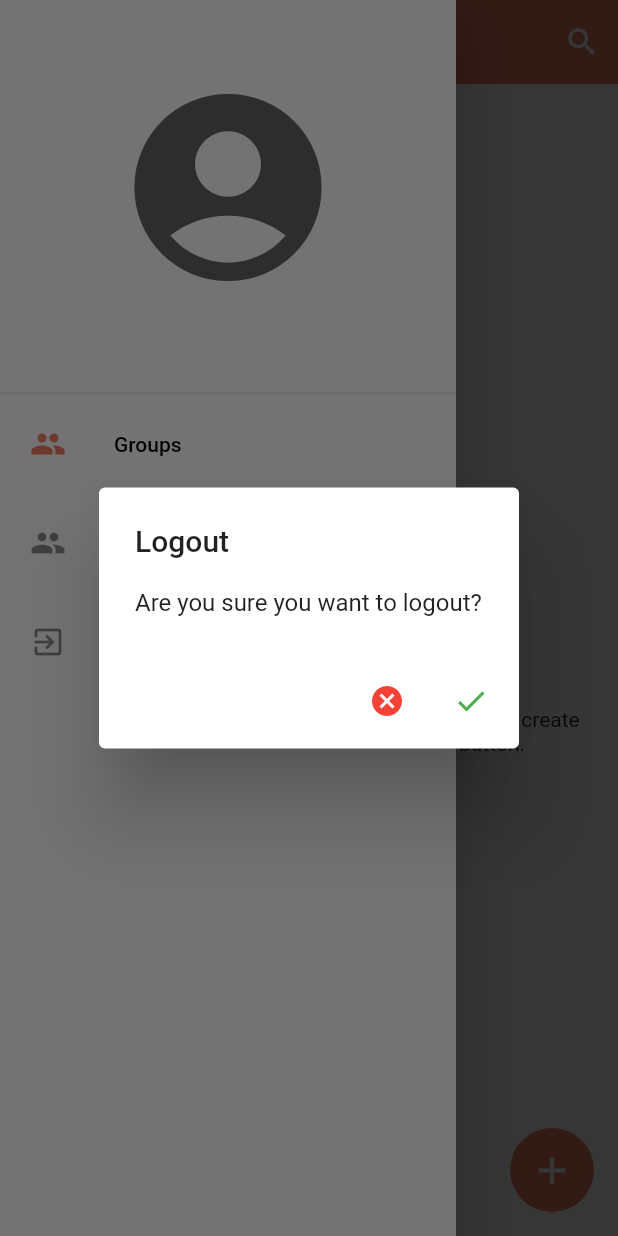
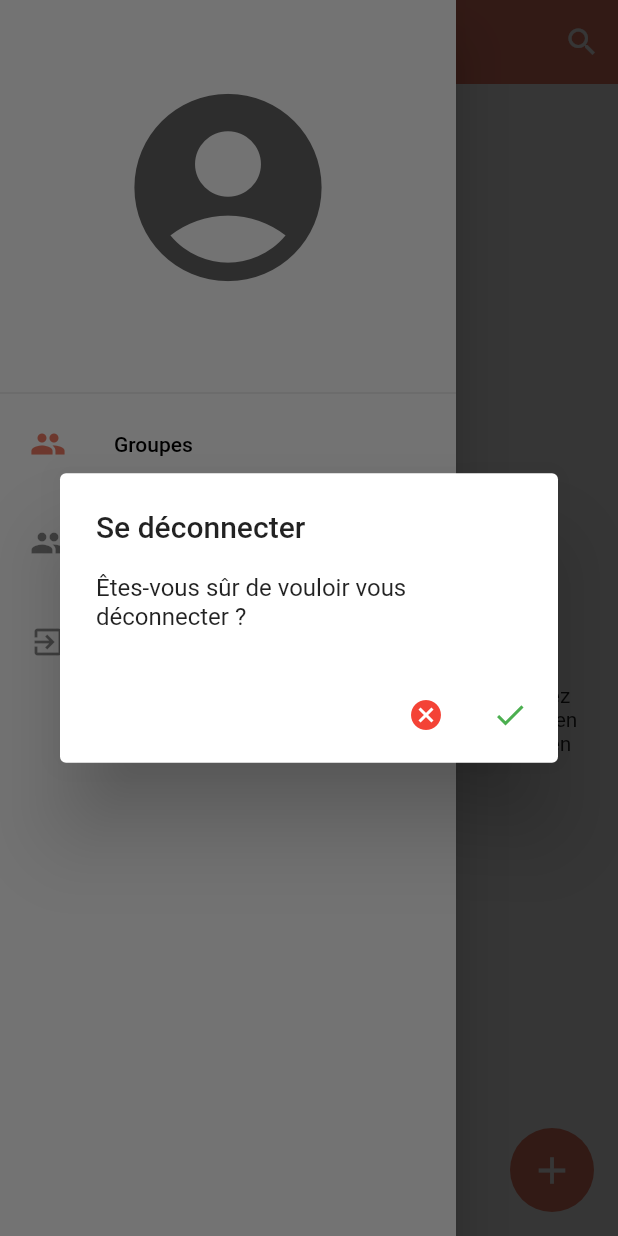
Before and after one commit to neoskurt/Groupie, a Flutter app: the HomePage screen opened directly, in the side drawer, after a tap on the "add circle" icon, on a phone screen of 412 x 824 dp. Run offline on Flutter 3.47's test engine with Material 2 defaults, Android fonts, the phone set to English and light mode, and no system bars; our stand-ins replace cloud_firestore, firebase_auth, firebase_core, shared_preferences; missing offline and left inert: cloud_firestore_web, firebase_auth_web, firebase_core_web, shared_preferences_web; accounts and stored records are empty.

Commit message:
hotfix:correction-de-bug

```diff
--- a/lib/pages/chat_page.dart
+++ b/lib/pages/chat_page.dart
@@ -83,7 +83,7 @@ class _ChatPageState extends State<ChatPage> {
                   controller: messageController,
                   style: const TextStyle(color: Colors.white),
                   decoration: const InputDecoration(
-                    hintText: "Send a message...",
+                    hintText: "Envoyer un message...",
                     hintStyle: TextStyle(color: Colors.white, fontSize: 16),
                     border: InputBorder.none,
                   ),
--- a/lib/pages/group_info.dart
+++ b/lib/pages/group_info.dart
@@ -52,7 +52,7 @@ class _GroupInfoState extends State<GroupInfo> {
         centerTitle: true,
         elevation: 0,
         backgroundColor: Theme.of(context).primaryColor,
-        title: const Text("Group Info"),
+        title: const Text("Informations du groupe"),
         actions: [
           IconButton(
               onPressed: () {
@@ -61,9 +61,9 @@ class _GroupInfoState extends State<GroupInfo> {
                     context: context,
                     builder: (context) {
                       return AlertDialog(
-                        title: const Text("Exit"),
+                        title: const Text("Quitter"),
                         content:
-                            const Text("Are you sure you exit the group? "),
+                            const Text("Êtes-vous sûr de vouloir quitter le groupe ?"),
                         actions: [
                           IconButton(
                             onPressed: () {
@@ -127,7 +127,7 @@ class _GroupInfoState extends State<GroupInfo> {
                     crossAxisAlignment: CrossAxisAlignment.start,
                     children: [
                       Text(
-                        "Group: ${widget.groupName}",
+                        "Groupe: ${widget.groupName}",
                         style: const TextStyle(fontWeight: FontWeight.w500),
                       ),
                       const SizedBox(
@@ -182,12 +182,12 @@ class _GroupInfoState extends State<GroupInfo> {
               );
             } else {
               return const Center(
-                child: Text("NO MEMBERS"),
+                child: Text("PAS DE MEMBRES"),
               );
             }
           } else {
             return const Center(
-              child: Text("NO MEMBERS"),
+              child: Text("PAS DE MEMBRES"),
             );
           }
         } else {
--- a/lib/pages/home_page.dart
+++ b/lib/pages/home_page.dart
@@ -77,7 +77,7 @@ class _HomePageState extends State<HomePage> {
         centerTitle: true,
         backgroundColor: Theme.of(context).primaryColor,
         title: const Text(
-          "Groups",
+          "Groupes",
           style: TextStyle(
               color: Colors.white, fontWeight: FontWeight.bold, fontSize: 27),
         ),
@@ -113,7 +113,7 @@ class _HomePageState extends State<HomePage> {
                 const EdgeInsets.symmetric(horizontal: 20, vertical: 5),
             leading: const Icon(Icons.group),
             title: const Text(
-              "Groups",
+              "Groupes",
               style: TextStyle(color: Colors.black),
             ),
           ),
@@ -130,7 +130,7 @@ class _HomePageState extends State<HomePage> {
                 const EdgeInsets.symmetric(horizontal: 20, vertical: 5),
             leading: const Icon(Icons.group),
             title: const Text(
-              "Profile",
+              "Profil",
               style: TextStyle(color: Colors.black),
             ),
           ),
@@ -141,8 +141,8 @@ class _HomePageState extends State<HomePage> {
                   context: context,
                   builder: (context) {
                     return AlertDialog(
-                      title: const Text("Logout"),
-                      content: const Text("Are you sure you want to logout?"),
+                      title: const Text("Se déconnecter"),
+                      content: const Text("Êtes-vous sûr de vouloir vous déconnecter ?"),
                       actions: [
                         IconButton(
                           onPressed: () {
@@ -174,7 +174,7 @@ class _HomePageState extends State<HomePage> {
                 const EdgeInsets.symmetric(horizontal: 20, vertical: 5),
             leading: const Icon(Icons.exit_to_app),
             title: const Text(
-              "Logout",
+              "Se déconnecter",
               style: TextStyle(color: Colors.black),
             ),
           )
@@ -204,7 +204,7 @@ class _HomePageState extends State<HomePage> {
           return StatefulBuilder(builder: ((context, setState) {
             return AlertDialog(
               title: const Text(
-                "Create a group",
+                "Créer un groupe",
                 textAlign: TextAlign.left,
               ),
               content: Column(
@@ -245,7 +245,7 @@ class _HomePageState extends State<HomePage> {
                   },
                   style: ElevatedButton.styleFrom(
                       primary: Theme.of(context).primaryColor),
-                  child: const Text("CANCEL"),
+                  child: const Text("ANNULER"),
                 ),
                 ElevatedButton(
                   onPressed: () async {
@@ -262,12 +262,12 @@ class _HomePageState extends State<HomePage> {
                       });
                       Navigator.of(context).pop();
                       showSnackbar(
-                          context, Colors.green, "Group created successfully.");
+                          context, Colors.green, "Groupe créé avec succès !");
                     }
                   },
                   style: ElevatedButton.styleFrom(
                       primary: Theme.of(context).primaryColor),
-                  child: const Text("CREATE"),
+                  child: const Text("CRÉER"),
                 )
               ],
             );
@@ -330,7 +330,7 @@ class _HomePageState extends State<HomePage> {
             height: 20,
           ),
           const Text(
-            "You've not joined any groups, tap on the add icon to create a group or also search from top search button.",
+            "Vous n'avez rejoint aucun groupe actuellement. Appuyez sur l'icône '+' pour en créer un. Vous pouvez également en chercher un avec son nom dans la barre de recherche en haut.",
             textAlign: TextAlign.center,
           )
         ],
--- a/lib/pages/profile_page.dart
+++ b/lib/pages/profile_page.dart
@@ -23,7 +23,7 @@ class _ProfilePageState extends State<ProfilePage> {
         backgroundColor: Theme.of(context).primaryColor,
         elevation: 0,
         title: const Text(
-          "Profile",
+          "Profil",
           style: TextStyle(
               color: Colors.white, fontSize: 27, fontWeight: FontWeight.bold),
         ),
@@ -59,7 +59,7 @@ class _ProfilePageState extends State<ProfilePage> {
                 const EdgeInsets.symmetric(horizontal: 20, vertical: 5),
             leading: const Icon(Icons.group),
             title: const Text(
-              "Groups",
+              "Groupes",
               style: TextStyle(color: Colors.black),
             ),
           ),
@@ -71,7 +71,7 @@ class _ProfilePageState extends State<ProfilePage> {
                 const EdgeInsets.symmetric(horizontal: 20, vertical: 5),
             leading: const Icon(Icons.group),
             title: const Text(
-              "Profile",
+              "Profil",
               style: TextStyle(color: Colors.black),
             ),
           ),
@@ -82,8 +82,8 @@ class _ProfilePageState extends State<ProfilePage> {
                   context: context,
                   builder: (context) {
                     return AlertDialog(
-                      title: const Text("Logout"),
-                      content: const Text("Are you sure you want to logout?"),
+                      title: const Text("Se déconnecter"),
+                      content: const Text("Êtes-vous sûr de vouloir vous déconnecter ?"),
                       actions: [
                         IconButton(
                           onPressed: () {
@@ -137,7 +137,7 @@ class _ProfilePageState extends State<ProfilePage> {
             Row(
               mainAxisAlignment: MainAxisAlignment.spaceBetween,
               children: [
-                const Text("Full Name", style: TextStyle(fontSize: 17)),
+                const Text("Nom d'utilisateur", style: TextStyle(fontSize: 17)),
                 Text(widget.userName, style: const TextStyle(fontSize: 17)),
               ],
             ),
--- a/lib/pages/search_page.dart
+++ b/lib/pages/search_page.dart
@@ -52,7 +52,7 @@ class _SearchPageState extends State<SearchPage> {
         elevation: 0,
         backgroundColor: Theme.of(context).primaryColor,
         title: const Text(
-          "Search",
+          "Rechercher",
           style: TextStyle(
               fontSize: 27, fontWeight: FontWeight.bold, color: Colors.white),
         ),
@@ -70,7 +70,7 @@ class _SearchPageState extends State<SearchPage> {
                     style: const TextStyle(color: Colors.white),
                     decoration: const InputDecoration(
                         border: InputBorder.none,
-                        hintText: "Search groups....",
+                        hintText: "Rechercher des groupes...",
                         hintStyle:
                             TextStyle(color: Colors.white, fontSize: 16)),
                   ),
@@ -175,7 +175,7 @@ class _SearchPageState extends State<SearchPage> {
             setState(() {
               isJoined = !isJoined;
             });
-            showSnackbar(context, Colors.green, "Successfully joined he group");
+            showSnackbar(context, Colors.green, "Groupe rejoint avec succès");
             Future.delayed(const Duration(seconds: 2), () {
               nextScreen(
                   context,
@@ -187,7 +187,7 @@ class _SearchPageState extends State<SearchPage> {
           } else {
             setState(() {
               isJoined = !isJoined;
-              showSnackbar(context, Colors.red, "Left the group $groupName");
+              showSnackbar(context, Colors.red, "A quitté le groupe $groupName");
             });
           }
         },
@@ -201,7 +201,7 @@ class _SearchPageState extends State<SearchPage> {
                 padding:
                     const EdgeInsets.symmetric(horizontal: 20, vertical: 10),
                 child: const Text(
-                  "Joined",
+                  "A rejoint",
                   style: TextStyle(color: Colors.white),
                 ),
               )
@@ -212,7 +212,7 @@ class _SearchPageState extends State<SearchPage> {
                 ),
                 padding:
                     const EdgeInsets.symmetric(horizontal: 20, vertical: 10),
-                child: const Text("Join Now",
+                child: const Text("Rejoindre maintenant",
                     style: TextStyle(color: Colors.white)),
               ),
       ),
--- a/lib/widgets/group_tile.dart
+++ b/lib/widgets/group_tile.dart
@@ -48,7 +48,7 @@ class _GroupTileState extends State<GroupTile> {
             style: const TextStyle(fontWeight: FontWeight.bold),
           ),
           subtitle: Text(
-            "Join the conversation as ${widget.userName}",
+            "Rejoindre le groupe en tant que ${widget.userName}",
             style: const TextStyle(fontSize: 13),
           ),
         ),
```
Also changed, not shown: pubspec.lock, 2 other files.
